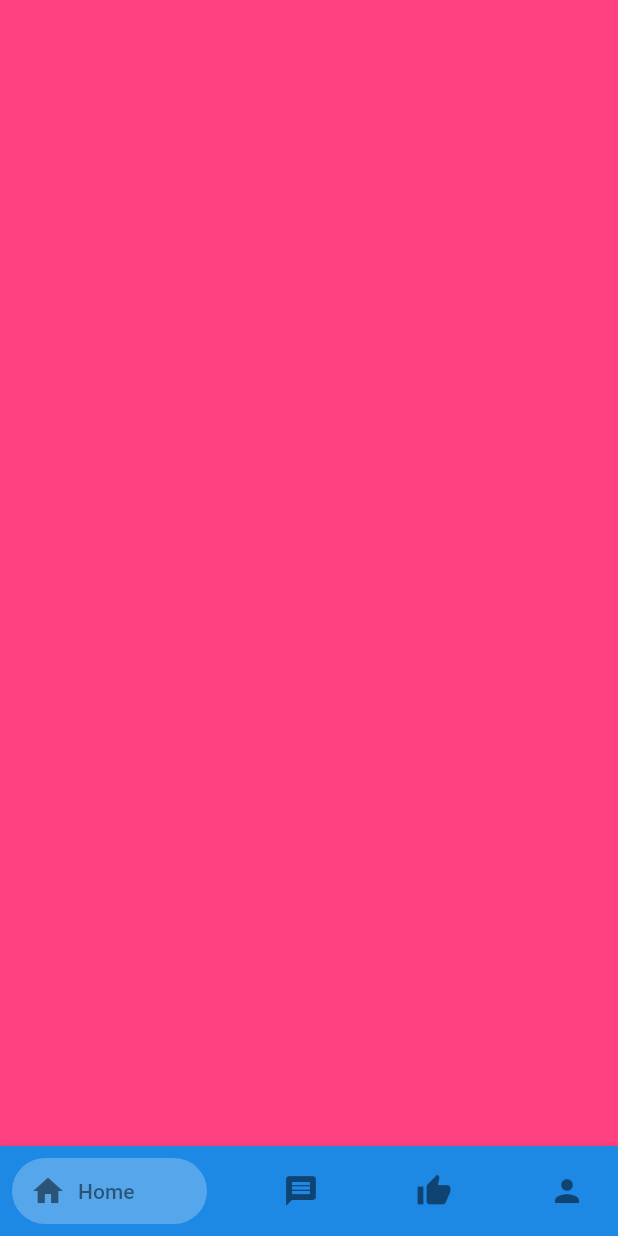
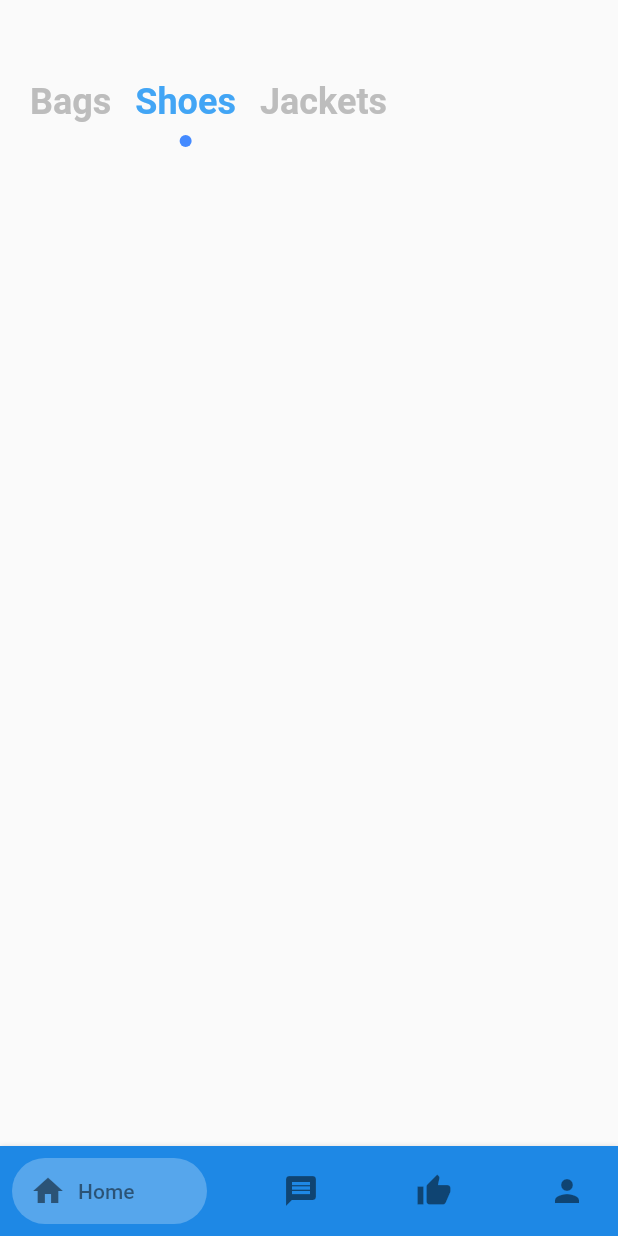
Before and after one commit to jeremy02/flutter_back_app, a Flutter app: the screen it shows after launch, item 2 of the bottom bar chosen, after a tap on the "home" icon, on a phone screen of 412 x 824 dp. Run offline on Flutter 3.47's test engine with Material 2 defaults, Android fonts, the phone set to English and light mode, and no system bars.

Commit message:
added the tabs on home screen

```diff
--- a/lib/main.dart
+++ b/lib/main.dart
@@ -1,6 +1,7 @@
 import 'package:flutter/material.dart';
 import 'package:flutter/services.dart';
 import 'package:flutter_back_app/screens/home_screen.dart';
+import 'package:flutter_back_app/screens/main_screen.dart';
 
 void main() async{
     SystemChrome.setPreferredOrientations([DeviceOrientation.portraitUp]).then((_) {
@@ -17,7 +18,7 @@ class MyApp extends StatelessWidget {
           theme: ThemeData(
               primarySwatch: Colors.blue,
           ),
-          home: HomeScreen(),
+          home: MainScreen(),
       );
     }
 }
--- /dev/null
+++ b/lib/screens/demo_screen.dart
@@ -0,0 +1,22 @@
+import 'package:flutter/material.dart';
+
+class DemoScreen extends StatelessWidget {
+	final String title;
+
+	DemoScreen({
+		this.title
+	});
+
+	@override
+	Widget build(BuildContext context) {
+		return Center(
+			child: Text(
+				title,
+				style: TextStyle(
+					fontSize: 24,
+					fontWeight: FontWeight.bold,
+				),
+			),
+		);
+	}
+}
--- a/lib/screens/home_screen.dart
+++ b/lib/screens/home_screen.dart
@@ -7,55 +7,85 @@ class HomeScreen extends StatefulWidget {
 	_HomeScreenState createState() => _HomeScreenState();
 }
 
-class _HomeScreenState extends State<HomeScreen> {
+class _HomeScreenState extends State<HomeScreen> with SingleTickerProviderStateMixin {
 
-	int currentIndex = 0;
+	List<String> listCategories = ["Bags", "Shoes", "Jackets"];
+	TabController _tabController;
+
+	int _activeTabIndex = 1;
 
 	@override
 	void initState() {
 		super.initState();
+		_tabController = TabController(
+			vsync: this,
+			length: 6,
+		);
+
+		// within your initState() method
+		_tabController.addListener(_setActiveTabIndex);
+	}
+
+	void _setActiveTabIndex() {
+		setState(() {
+			_activeTabIndex = _tabController.index;
+		});
 	}
 
 	@override
 	Widget build(BuildContext context) {
-		return Scaffold(
-			backgroundColor: Colors.white,
-			body: Container(
-				decoration: BoxDecoration(
-					color: Colors.pinkAccent,
-				),
-			),
-			bottomNavigationBar: CustomBottomNavBar(
-				containerColor: Colors.blue.shade600,
-				selectedColor: Colors.white.withOpacity(0.25),
-				selectedIndex: currentIndex,
-				showElevation: true,
-				onItemSelected: (index) => setState(() {
-					currentIndex = index;
-				}),
-				items: [
-					CustomBottomNavBarItem(
-						icon: Icon(Icons.home),
-						title: Text('Home'),
-						activeColor: Colors.black.withOpacity(0.5),
-					),
-					CustomBottomNavBarItem(
-						icon: Icon(Icons.message),
-						title: Text('Messages'),
-						activeColor: Colors.black.withOpacity(0.5),
-					),
-					CustomBottomNavBarItem(
-						icon: Icon(Icons.thumb_up),
-						title: Text('Wish List'),
-						activeColor: Colors.black.withOpacity(0.5),
-					),
-					CustomBottomNavBarItem(
-						icon: Icon(Icons.person),
-						title: Text('Profile'),
-						activeColor: Colors.black.withOpacity(0.5),
+		return Container(
+			margin: EdgeInsets.symmetric(horizontal: 16.0,),
+			child: Column(
+				crossAxisAlignment: CrossAxisAlignment.start,
+				mainAxisSize: MainAxisSize.max,
+				children: <Widget>[
+					SizedBox(height: 50,),
+					TabBar(
+						controller: _tabController,
+						isScrollable: true,
+						indicatorSize: TabBarIndicatorSize.label,
+						indicatorColor: Colors.transparent,
+						labelPadding: EdgeInsets.all(4.0),
+						indicatorWeight: 1.0,
+						indicatorPadding: EdgeInsets.all(0),
+						tabs: List<Widget>.generate(listCategories.length, (int index){
+							return Container(
+								margin: EdgeInsets.only(right: 8.0),
+								child: Column(
+									mainAxisAlignment: MainAxisAlignment.center,
+									children: <Widget>[
+										Text(
+											listCategories[index],
+											style: TextStyle(
+												fontWeight: FontWeight.bold,
+												fontSize: 24.0,
+												color: _activeTabIndex == index ? Colors.blue.shade400 : Colors.grey.shade400,
+											),
+										),
+										SizedBox(height: 8.0,),
+										Container(
+											width: 8.0,
+											height: 8.0,
+											decoration: BoxDecoration(
+												color: _activeTabIndex == index ? Colors.blueAccent : Colors.transparent,
+												borderRadius: BorderRadius.circular(30.0),
+											),
+										),
+									],
+								)
+							);
+						}),
 					),
 				],
 			),
 		);
 	}
+
+	@override
+  void dispose() {
+    // TODO: implement dispose
+    super.dispose();
+    _tabController.dispose();
+  }
 }
--- /dev/null
+++ b/lib/screens/main_screen.dart
@@ -0,0 +1,83 @@
+import 'package:flutter/material.dart';
+import 'package:flutter/services.dart';
+import 'package:flutter_back_app/screens/demo_screen.dart';
+import 'package:flutter_back_app/screens/home_screen.dart';
+import 'package:flutter_back_app/widgets/custom_bottom_nav_bar.dart';
+
+class MainScreen extends StatefulWidget {
+	@override
+	_MainScreenState createState() => _MainScreenState();
+}
+
+class _MainScreenState extends State<MainScreen> {
+
+	int currentIndex = 0;
+
+	PageController pageController = PageController(
+		initialPage: 0,
+		keepPage: true,
+	);
+
+	@override
+	void initState() {
+		super.initState();
+	}
+
+	@override
+	Widget build(BuildContext context) {
+		return Scaffold(
+			body: PageView(
+				controller: pageController,
+				onPageChanged:(index)=> setState(() {
+					currentIndex = index;
+				}),
+				children: <Widget>[
+					HomeScreen(),
+					DemoScreen(title: "Messages",),
+					DemoScreen(title: "WishList",),
+					DemoScreen(title: "Profile",),
+				],
+				pageSnapping: true,
+				scrollDirection: Axis.horizontal,
+			),
+			bottomNavigationBar: CustomBottomNavBar(
+				containerColor: Colors.blue.shade600,
+				selectedColor: Colors.white.withOpacity(0.25),
+				selectedIndex: currentIndex,
+				showElevation: true,
+				onItemSelected: (index) => setState(() {
+					currentIndex = index;
+					pageController.animateToPage(index, duration: Duration(milliseconds: 500), curve: Curves.ease);
+				}),
+				items: [
+					CustomBottomNavBarItem(
+						icon: Icon(Icons.home),
+						title: Text('Home'),
+						activeColor: Colors.black.withOpacity(0.5),
+					),
+					CustomBottomNavBarItem(
+						icon: Icon(Icons.message),
+						title: Text('Messages'),
+						activeColor: Colors.black.withOpacity(0.5),
+					),
+					CustomBottomNavBarItem(
+						icon: Icon(Icons.thumb_up),
+						title: Text('Wish List'),
+						activeColor: Colors.black.withOpacity(0.5),
+					),
+					CustomBottomNavBarItem(
+						icon: Icon(Icons.person),
+						title: Text('Profile'),
+						activeColor: Colors.black.withOpacity(0.5),
+					),
+				],
+			),
+		);
+	}
+
+	@override
+	void dispose() {
+		super.dispose();
+		pageController.dispose();
+	}
+}
```
